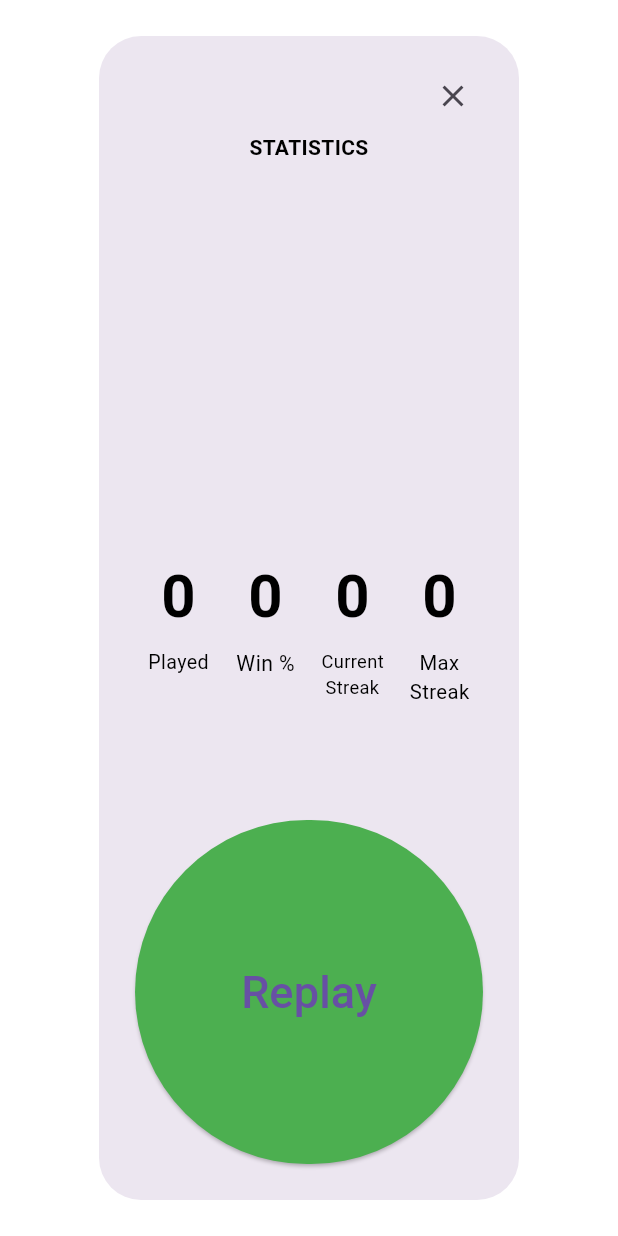
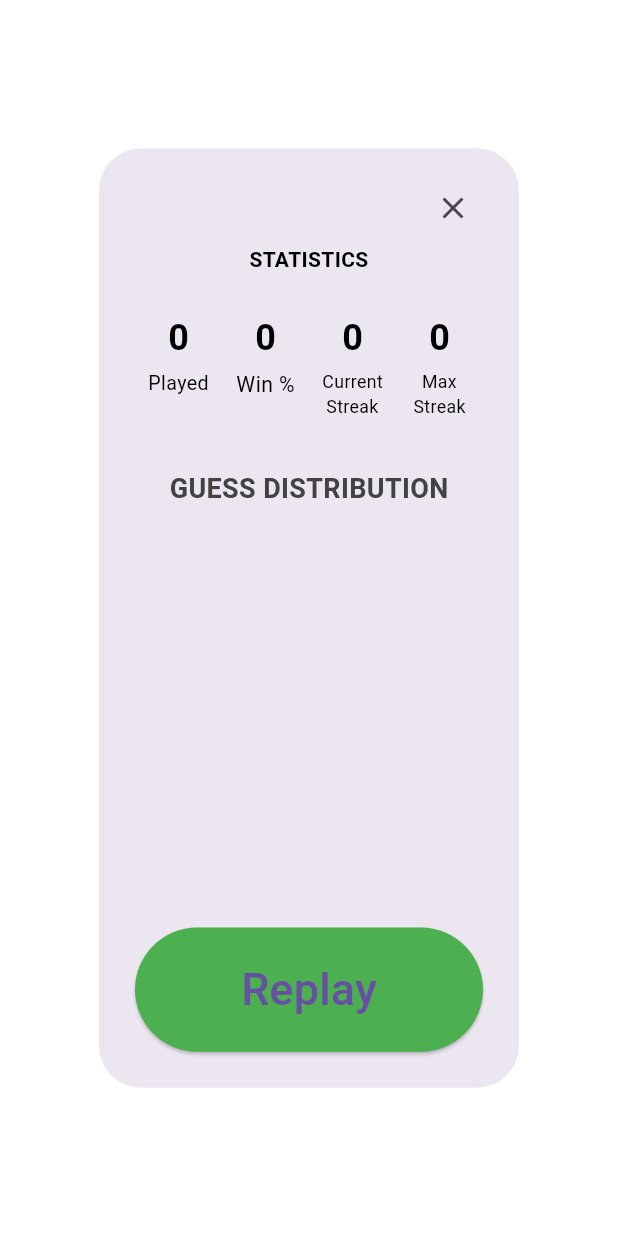
Before and after one commit to b-artur/wordler, a Flutter app: the StatsBox widget shown alone on an empty page, opened directly, on a phone screen of 412 x 824 dp. Run offline on Flutter 3.47's test engine with Material 3 defaults, Android fonts, the phone set to English and light mode, and no system bars; our stand-ins replace charts_flutter, shared_preferences; accounts and stored records are empty.

Commit message:
New features: -- implement statistics bar chart Updates: -- add dark mode switcher's title in settings menu

```diff
--- a/lib/components/stats_box.dart
+++ b/lib/components/stats_box.dart
@@ -1,9 +1,14 @@
+import 'package:charts_flutter/flutter.dart' as charts;
 import 'package:flutter/material.dart';
+import 'package:provider/provider.dart';
 import 'package:wordle/components/stats_tile.dart';
 import 'package:wordle/constants/answer_stages.dart';
 import 'package:wordle/data/keys_map.dart';
 import 'package:wordle/main.dart';
+import 'package:wordle/models/chart_model.dart';
+import 'package:wordle/providers/theme_provider.dart';
 import 'package:wordle/utils/calculate_stats.dart';
+import 'package:wordle/utils/chart_series.dart';
 
 class StatsBox extends StatefulWidget {
   const StatsBox({super.key});
@@ -15,7 +20,10 @@ class StatsBox extends StatefulWidget {
 class _StatsBoxState extends State<StatsBox> {
   @override
   Widget build(BuildContext context) {
+    final size = MediaQuery.of(context).size;
     return AlertDialog(
+      insetPadding: EdgeInsets.fromLTRB(size.width * 0.08, size.height * 0.12,
+          size.width * 0.08, size.height * 0.12),
       content: Column(
         crossAxisAlignment: CrossAxisAlignment.stretch,
         children: [
@@ -31,6 +39,7 @@ class _StatsBoxState extends State<StatsBox> {
             textAlign: TextAlign.center,
           )),
           Expanded(
+              flex: 2,
               child: FutureBuilder(
                 future: getStats(),
                 builder: (context, snapshot) {
@@ -61,6 +70,66 @@ class _StatsBoxState extends State<StatsBox> {
                 },
               )),
           Expanded(
+            flex: 8,
+            child: Padding(
+              padding: const EdgeInsets.fromLTRB(12, 16, 12, 16),
+              child: FutureBuilder(
+                  future: getSeries(),
+                  builder: (context, snapshot) {
+                    final List<charts.Series<ChartModel, String>> series;
+                    if (snapshot.hasData) {
+                      series = snapshot.data
+                          as List<charts.Series<ChartModel, String>>;
+                      return Consumer<ThemeProvider>(
+                        builder: (_, notifier, __) {
+                          var color;
+                          if (notifier.isDark) {
+                            color = charts.MaterialPalette.white;
+                          } else {
+                            color = charts.MaterialPalette.black;
+                          }
+                          return charts.BarChart(
+                            series,
+                            vertical: false,
+                            animate: false,
+                            domainAxis: charts.OrdinalAxisSpec(
+                                renderSpec: charts.SmallTickRendererSpec(
+                                    lineStyle: charts.LineStyleSpec(
+                                      color: charts.MaterialPalette.transparent,
+                                    ),
+                                    labelStyle: charts.TextStyleSpec(
+                                      fontSize: 14,
+                                      color: color,
+                                    ))),
+                            primaryMeasureAxis: const charts.NumericAxisSpec(
+                              renderSpec: charts.GridlineRendererSpec(
+                                lineStyle: charts.LineStyleSpec(
+                                  color: charts.MaterialPalette.transparent,
+                                ),
+                                labelStyle: charts.TextStyleSpec(
+                                  color: charts.MaterialPalette.transparent,
+                                ),
+                              ),
+                            ),
+                            barRendererDecorator: charts.BarLabelDecorator(
+                                labelAnchor: charts.BarLabelAnchor.end,
+                                outsideLabelStyleSpec: charts.TextStyleSpec(
+                                  color: color,
+                                )),
+                            behaviors: [
+                              charts.ChartTitle('GUESS DISTRIBUTION')
+                            ],
+                          );
+                        },
+                      );
+                    } else {
+                      return SizedBox();
+                    }
+                  }),
+            ),
+          ),
+          Expanded(
+              flex: 2,
               child: ElevatedButton(
                   style: ElevatedButton.styleFrom(
                     primary: Colors.green,
--- /dev/null
+++ b/lib/models/chart_model.dart
@@ -0,0 +1,6 @@
+class ChartModel {
+  final int score;
+  bool currentGame;
+
+  ChartModel({required this.score, required this.currentGame});
+}
--- a/lib/providers/controller.dart
+++ b/lib/providers/controller.dart
@@ -2,6 +2,7 @@ import 'package:flutter/material.dart';
 import 'package:wordle/constants/answer_stages.dart';
 import 'package:wordle/data/keys_map.dart';
 import 'package:wordle/models/tile_model.dart';
+import 'package:wordle/utils/calculate_chart_stats.dart';
 import 'package:wordle/utils/calculate_stats.dart';
 
 class Controller extends ChangeNotifier {
@@ -104,6 +105,9 @@ class Controller extends ChangeNotifier {
 
     if (gameCompleted) {
       calculateStats(gameWon: gameWon);
+      if (gameWon) {
+        setChartStats(currentRow: currentRow);
+      }
     }
 
     notifyListeners();
--- /dev/null
+++ b/lib/utils/chart_series.dart
@@ -0,0 +1,39 @@
+import 'package:charts_flutter/flutter.dart' as charts;
+import 'package:shared_preferences/shared_preferences.dart';
+import 'package:wordle/models/chart_model.dart';
+
+Future<List<charts.Series<ChartModel, String>>> getSeries() async {
+  List<ChartModel> data = [];
+  final prefs = await SharedPreferences.getInstance();
+  final scores = await prefs.getStringList('chart');
+  final row = await prefs.getInt('row');
+
+  if (scores != null) {
+    for (var e in scores) {
+      data.add(ChartModel(score: int.parse(e), currentGame: false));
+    }
+  }
+
+  if (row != null) {
+    data[row - 1].currentGame = true;
+  }
+
+  return [
+    charts.Series<ChartModel, String>(
+        id: 'Stats',
+        data: data,
+        domainFn: (model, index) {
+          int i = index! + 1;
+          return i.toString();
+        },
+        measureFn: (model, index) => model.score,
+        colorFn: (model, index) {
+          if (model.currentGame) {
+            return charts.MaterialPalette.green.shadeDefault;
+          } else {
+            return charts.MaterialPalette.gray.shadeDefault;
+          }
+        },
+        labelAccessorFn: (model, index) => model.score.toString()),
+  ];
+}
--- a/pubspec.yaml
+++ b/pubspec.yaml
@@ -37,6 +37,7 @@ dependencies:
   cupertino_icons: ^1.0.2
   provider: ^6.0.2
   shared_preferences: ^2.0.13
+  charts_flutter: ^0.12.0
 
 dev_dependencies:
   flutter_test:
```
Also changed, not shown: lib/pages/settings.dart (+7 -2 lines), lib/utils/calculate_chart_stats.dart (added, +40 -0 lines), pubspec.lock. Lines whose indentation alone changed are shown as unchanged.
